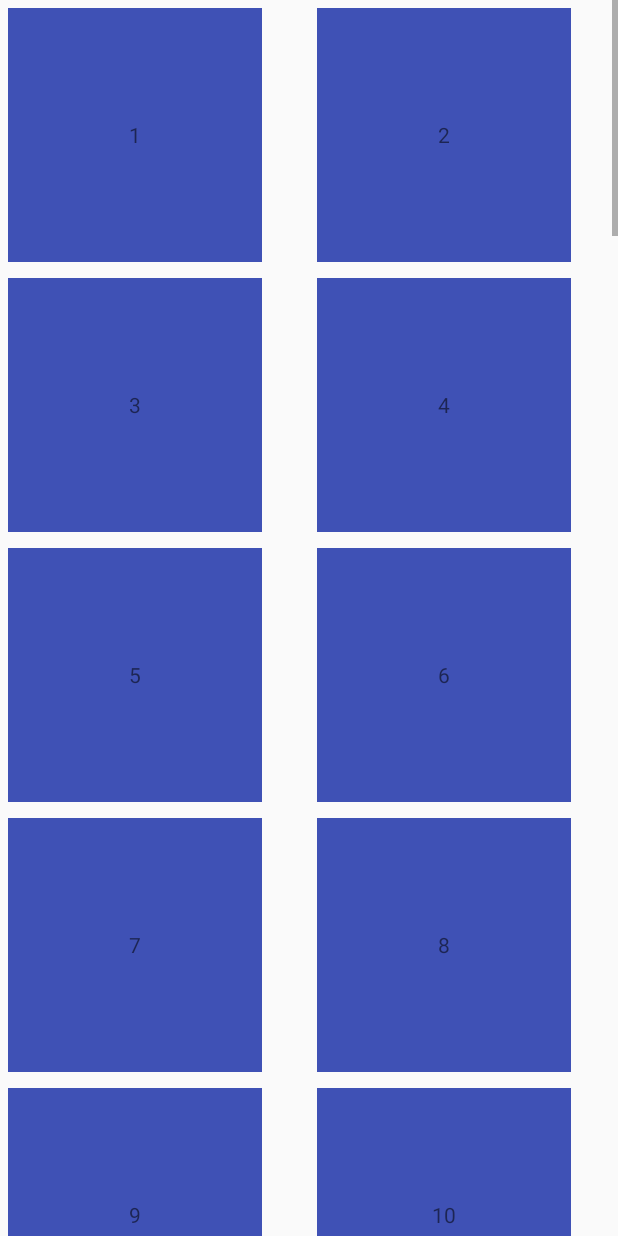
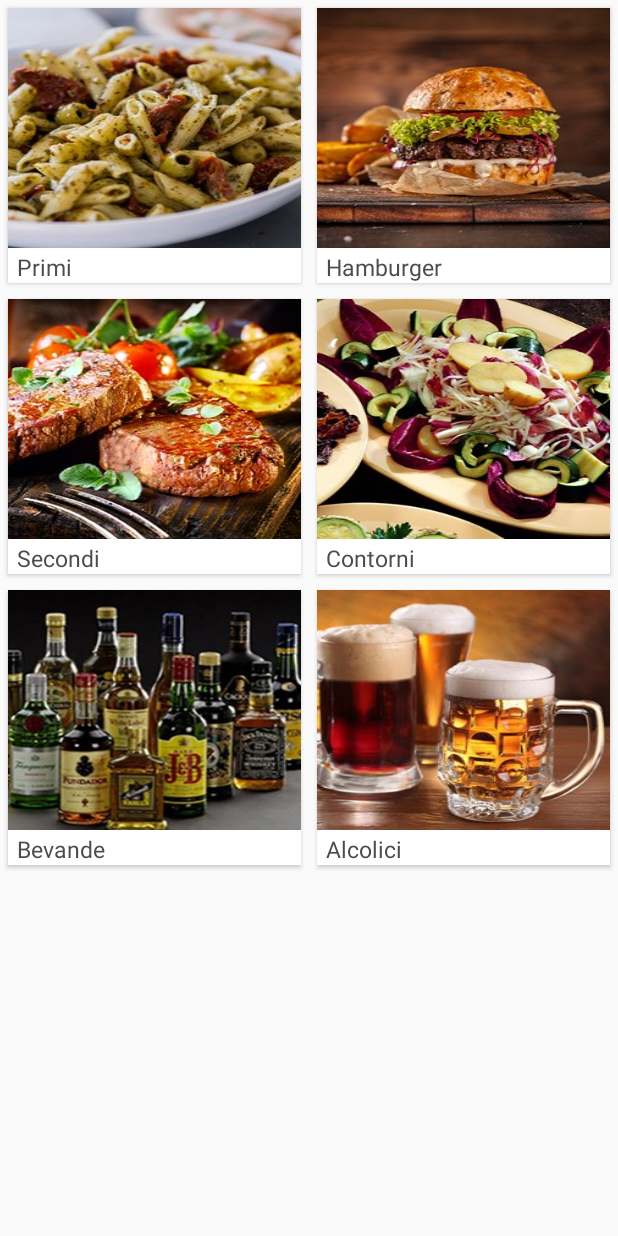
Before and after one commit to DavideGiancola/AndroidApp, an Android app: the CategorieActivity screen opened directly, with no data from a screen before it, on a phone screen of 412 x 824 dp. Run offline under Robolectric (Android 15) with nearby library versions, the phone set to English and light mode, and no system bars.

Commit message:
Aggiunta Card

```diff
--- a/app/build.gradle
+++ b/app/build.gradle
@@ -28,4 +28,8 @@ dependencies {
     //noinspection GradleCompatible
     compile 'com.android.support:appcompat-v7:26.1.0'
     compile 'com.android.support:recyclerview-v7:26.1.0'
+    compile 'com.android.support:cardview-v7:26.1.0'
+    compile 'com.android.support:design:26.1.0'
+
+    compile 'com.github.bumptech.glide:glide:3.7.0'
 }
--- a/app/src/main/java/univaq/apppub/controller/CategorieActivity.java
+++ b/app/src/main/java/univaq/apppub/controller/CategorieActivity.java
@@ -7,18 +7,27 @@ import android.support.v7.widget.GridLayoutManager;
 import android.support.v7.widget.LinearLayoutManager;
 import android.support.v7.widget.RecyclerView;
 
+import java.util.ArrayList;
+import java.util.List;
+
 import univaq.apppub.R;
+import univaq.apppub.model.Categoria;
 import univaq.apppub.util.CategorieAdapter;
 
 public class CategorieActivity extends Activity {
     private RecyclerView mRecyclerView;
     private RecyclerView.Adapter mAdapter;
     private RecyclerView.LayoutManager mLayoutManager;
+
+    private List<Categoria> Categorie;
+
     @Override
     protected void onCreate(Bundle savedInstanceState) {
         super.onCreate(savedInstanceState);
         setContentView(R.layout.activity_categorie);
-        String[] data = {"1", "2", "3", "4", "5", "6", "7", "8", "9", "10", "11", "12", "13", "14", "15", "16", "17", "18", "19", "20", "21", "22", "23", "24", "25", "26", "27", "28", "29", "30", "31", "32", "33", "34", "35", "36", "37", "38", "39", "40", "41", "42", "43", "44", "45", "46", "47", "48"};
+
+
+
 
         mRecyclerView = (RecyclerView) findViewById(R.id.recyclerCategorie);
 
@@ -30,8 +39,40 @@ public class CategorieActivity extends Activity {
         mLayoutManager = new  GridLayoutManager(this, 2);
         mRecyclerView.setLayoutManager(mLayoutManager);
 
+        Categorie = new ArrayList<>();
         // specify an adapter (see also next example)
-        mAdapter = new CategorieAdapter(data);
+        mAdapter = new CategorieAdapter(this,Categorie);
         mRecyclerView.setAdapter(mAdapter);
+
+        CostruisciCategorie();
+
+    }
+
+
+    private void CostruisciCategorie(){
+        int[] img = new int[]{
+                R.drawable.categoria1,
+                R.drawable.categoria2,
+                R.drawable.categoria3,
+                R.drawable.categoria4,
+                R.drawable.categoria5,
+                R.drawable.categoria6,
+        };
+
+        Categoria a = new Categoria("Primi","primi Piatti",img[1]);
+        Categorie.add(a);
+        a = new Categoria("Hamburger","hamburge",img[2]);
+        Categorie.add(a);
+        a = new Categoria("Secondi","secondi",img[4]);
+        Categorie.add(a);
+        a = new Categoria("Contorni","contorni",img[3]);
+        Categorie.add(a);
+        a = new Categoria("Bevande","Bevande",img[0]);
+        Categorie.add(a);
+        a = new Categoria("Alcolici","alcolici",img[5]);
+        Categorie.add(a);
+
+        mAdapter.notifyDataSetChanged();
+
     }
 }
--- a/app/src/main/java/univaq/apppub/model/Categoria.java
+++ b/app/src/main/java/univaq/apppub/model/Categoria.java
@@ -11,22 +11,13 @@ public class Categoria {
     private String nome;
     private String Descrizione;
     private ArrayList<Piatto> Piatti;
+    private int img;
 
-    public Categoria(String nome, String descrizione, int thumbnail) {
+    public Categoria(String nome, String descrizione, int img) {
         this.nome = nome;
         Descrizione = descrizione;
-        this.thumbnail = thumbnail;
+        this.img = img;
     }
-
-    public int getThumbnail() {
-        return thumbnail;
-    }
-
-    public void setThumbnail(int thumbnail) {
-        this.thumbnail = thumbnail;
-    }
-
-    private int thumbnail;
 
     public String getNome() {
         return nome;
@@ -51,4 +42,12 @@ public class Categoria {
     public void setPiatti(ArrayList<Piatto> piatti) {
         Piatti = piatti;
     }
+
+    public int getImg() {
+        return img;
+    }
+
+    public void setImg(int img) {
+        this.img = img;
+    }
 }
--- a/app/src/main/java/univaq/apppub/util/CategorieAdapter.java
+++ b/app/src/main/java/univaq/apppub/util/CategorieAdapter.java
@@ -1,6 +1,7 @@
 package univaq.apppub.util;
 
 import android.content.Context;
+import android.media.Image;
 import android.support.v7.widget.RecyclerView;
 import android.view.LayoutInflater;
 import android.view.View;
@@ -8,9 +9,12 @@ import android.view.ViewGroup;
 import android.widget.ImageView;
 import android.widget.TextView;
 
+import com.bumptech.glide.Glide;
+
 import java.util.List;
 
 import univaq.apppub.R;
+import univaq.apppub.model.Categoria;
 import univaq.apppub.model.Piatto;
 
 /**
@@ -18,20 +22,24 @@ import univaq.apppub.model.Piatto;
  */
 
 public class CategorieAdapter extends RecyclerView.Adapter<CategorieAdapter.ViewHolder> {
-    private String[] mDataset;
+    private Context mContext;
+    private List<Categoria> CategoriaList;
 
     public static class ViewHolder extends RecyclerView.ViewHolder {
         // each data item is just a string in this case
-        public TextView mTextView;
+        public TextView mNome;
+        public ImageView mThumbnail;
         public ViewHolder(View v) {
             super(v);
-            mTextView = (TextView) v.findViewById(R.id.info_text);
+            mNome = (TextView) v.findViewById(R.id.nome);
+            mThumbnail = (ImageView) v.findViewById(R.id.thumbnail);
 
         }
     }
 
-    public CategorieAdapter(String[] myDataset) {
-        mDataset = myDataset;
+    public CategorieAdapter(Context mContext, List<Categoria> CategoriaList) {
+        this.mContext = mContext;
+        this.CategoriaList = CategoriaList;
     }
 
 
@@ -43,12 +51,16 @@ public class CategorieAdapter extends RecyclerView.Adapter<CategorieAdapter.View
 
     @Override
     public void onBindViewHolder(CategorieAdapter.ViewHolder holder, int position) {
-        holder.mTextView.setText(mDataset[position]);
+        Categoria categoria = CategoriaList.get(position);
+        holder.mNome.setText(categoria.getNome());
+
+        Glide.with(mContext).load(categoria.getImg()).into(holder.mThumbnail);
+
     }
 
     @Override
     public int getItemCount() {
-        return mDataset.length;
+        return CategoriaList.size();
     }
 
 
--- a/app/src/main/res/layout/categoria_view.xml
+++ b/app/src/main/res/layout/categoria_view.xml
@@ -1,18 +1,43 @@
-<?xml version="1.0" encoding="utf-8"?>
-<LinearLayout
-    xmlns:android="http://schemas.android.com/apk/res/android"
-    xmlns:tools="http://schemas.android.com/tools"
-    android:orientation="horizontal"
-    android:padding="5dp"
-    android:layout_width="180dp"
-    android:layout_height="180dp"
-    >
+<LinearLayout xmlns:android="http://schemas.android.com/apk/res/android"
+    xmlns:card_view="http://schemas.android.com/apk/res-auto"
+    android:layout_width="match_parent"
+    android:layout_height="wrap_content">
 
-    <TextView
-        android:id="@+id/info_text"
+    <android.support.v7.widget.CardView
+        android:id="@+id/card_view"
         android:layout_width="match_parent"
         android:layout_height="match_parent"
-        android:background="@color/colorPrimary"
-        android:gravity="center" />
+        android:layout_gravity="center"
+        android:layout_margin="@dimen/card_margin"
+        android:elevation="3dp"
+        card_view:cardCornerRadius="@dimen/card_album_radius">
+
+        <RelativeLayout
+            android:layout_width="match_parent"
+            android:layout_height="match_parent">
+
+            <ImageView
+                android:id="@+id/thumbnail"
+                android:layout_width="match_parent"
+                android:layout_height="@dimen/album_cover_height"
+                android:background="?attr/selectableItemBackgroundBorderless"
+                android:clickable="true"
+                android:scaleType="fitXY" />
+
+            <TextView
+                android:id="@+id/nome"
+                android:layout_width="match_parent"
+                android:layout_height="wrap_content"
+                android:layout_below="@id/thumbnail"
+                android:paddingLeft="@dimen/categoria_nome_padding"
+                android:paddingRight="@dimen/categoria_nome_padding"
+                android:paddingTop="2dp"
+                android:textColor="@color/album_title"
+                android:textSize="@dimen/album_title" />
+
+
+        </RelativeLayout>
+
+    </android.support.v7.widget.CardView>
 
 </LinearLayout>
--- a/app/src/main/res/values/colors.xml
+++ b/app/src/main/res/values/colors.xml
@@ -3,4 +3,7 @@
     <color name="colorPrimary">#3f51b5</color>
     <color name="colorPrimaryDark">#303F9F</color>
     <color name="colorAccent">#302428</color>
+
+    <color name="viewBg">#f1f5f8</color>
+    <color name="album_title">#4c4c4c</color>
 </resources>
--- a/app/src/main/res/values/dimens.xml
+++ b/app/src/main/res/values/dimens.xml
@@ -2,4 +2,34 @@
     <!-- Default screen margins, per the Android Design guidelines. -->
     <dimen name="activity_horizontal_margin">16dp</dimen>
     <dimen name="activity_vertical_margin">16dp</dimen>
+
+    <dimen name="fab_margin">16dp</dimen>
+
+    <dimen name="item_offset">10dp</dimen>
+
+    <dimen name="detail_backdrop_height">250dp</dimen>
+
+    <dimen name="backdrop_title">30dp</dimen>
+
+    <dimen name="backdrop_subtitle">18dp</dimen>
+
+    <dimen name="card_margin">5dp</dimen>
+
+    <dimen name="card_album_radius">0dp</dimen>
+
+    <dimen name="album_cover_height">160dp</dimen>
+
+    <dimen name="categoria_nome_padding">6dp</dimen>
+
+    <dimen name="album_title">15dp</dimen>
+
+    <dimen name="songs_count_padding_bottom">5dp</dimen>
+
+    <dimen name="songs_count">12dp</dimen>
+
+    <dimen name="ic_album_overflow_width">20dp</dimen>
+
+    <dimen name="ic_album_overflow_height">30dp</dimen>
+
+    <dimen name="ic_album_overflow_margin_top">10dp</dimen>
 </resources>
```
Also changed, not shown: app/src/main/java/univaq/apppub/controller/MainActivity.java (+7 -0 lines), app/src/main/res/drawable/categoria1.png (added), app/src/main/res/drawable/categoria2.png (added), app/src/main/res/drawable/categoria3.png (added), app/src/main/res/drawable/categoria4.png (added), app/src/main/res/drawable/categoria5.png (added), app/src/main/res/drawable/categoria6.png (added).
